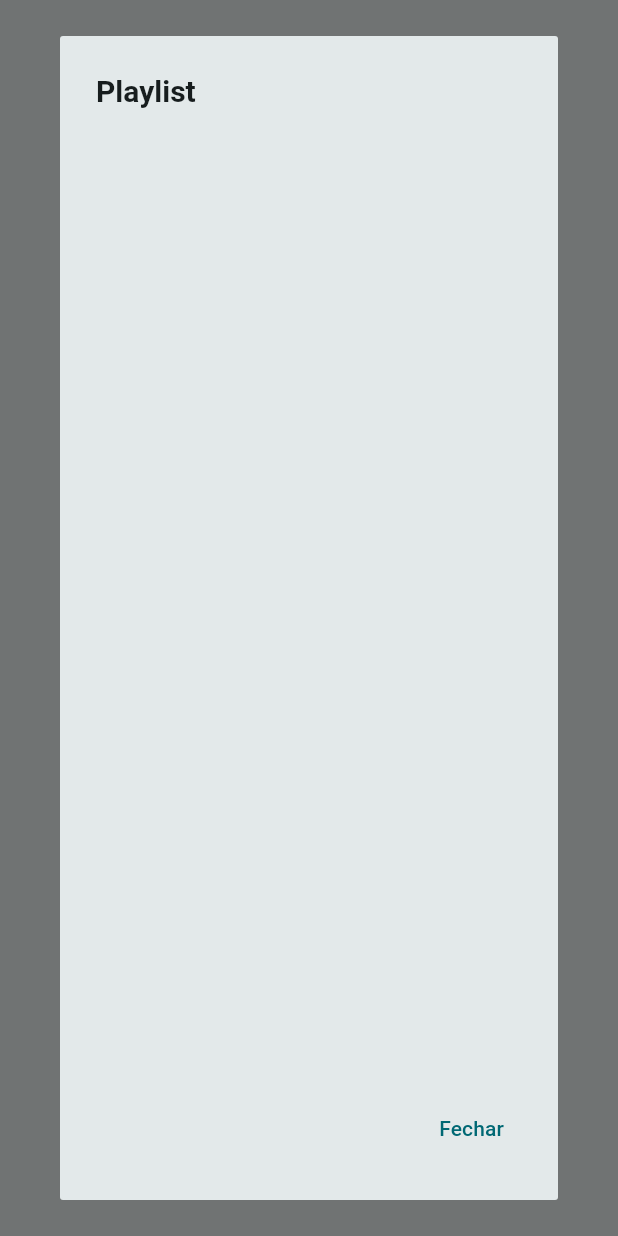
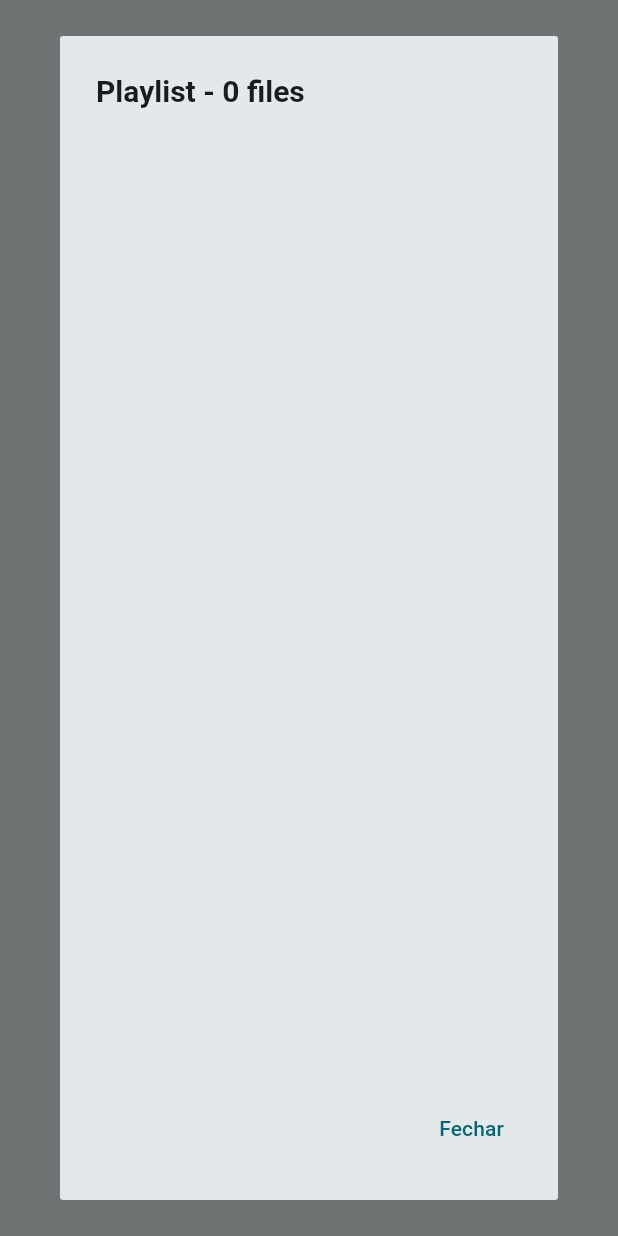
Before and after one commit to androsgithub/flutter-audio-player, a Flutter app: the screen it shows after launch, after a tap on the "list" icon, on a phone screen of 412 x 824 dp. Run offline on Flutter 3.47's test engine with Material 3 defaults, Android fonts, the phone set to English and light mode, and no system bars; our stand-ins replace audioplayers, file_picker, shared_preferences.

Commit message:
fix: add file quantity to playlist alert dialog

```diff
--- a/lib/pages/home_page.dart
+++ b/lib/pages/home_page.dart
@@ -120,7 +120,8 @@ class _HomePageState extends State<HomePage> {
         builder: (context) => AlertDialog(
                 shape: const RoundedRectangleBorder(
                     borderRadius: BorderRadius.all(Radius.circular(2))),
-                title: const TitleCustom(text: "Playlist"),
+                title: TitleCustom(
+                    text: "Playlist - ${playerService.playlist.length} files"),
                 content: StatefulBuilder(
                   builder: (context, customSetState) => Container(
                     constraints: const BoxConstraints(maxWidth: 350),
```
